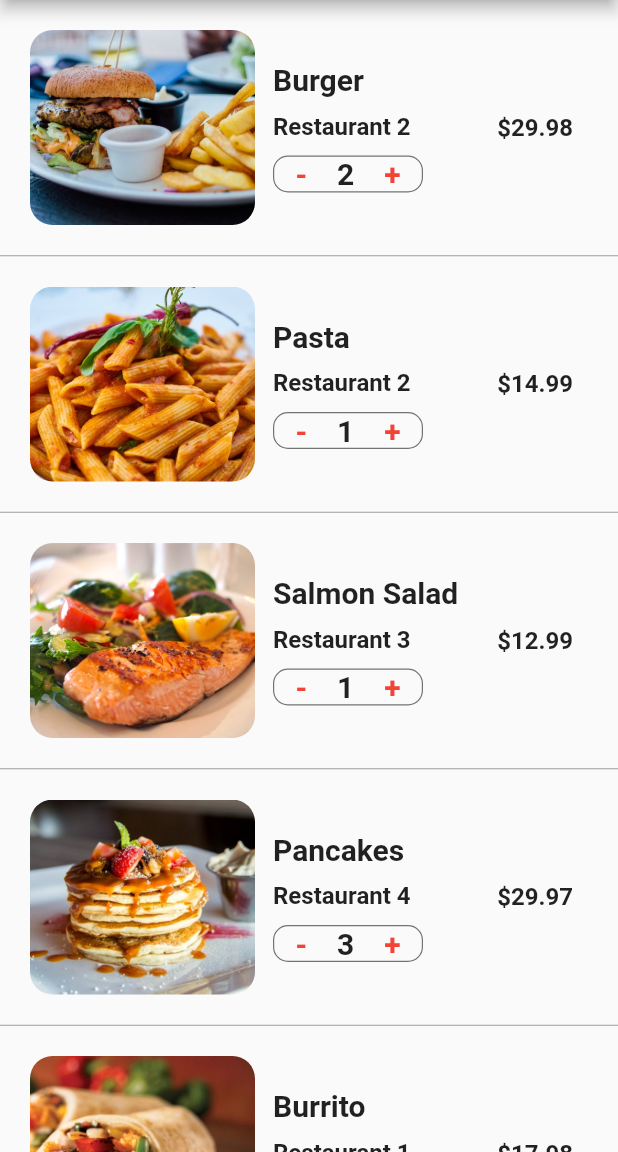
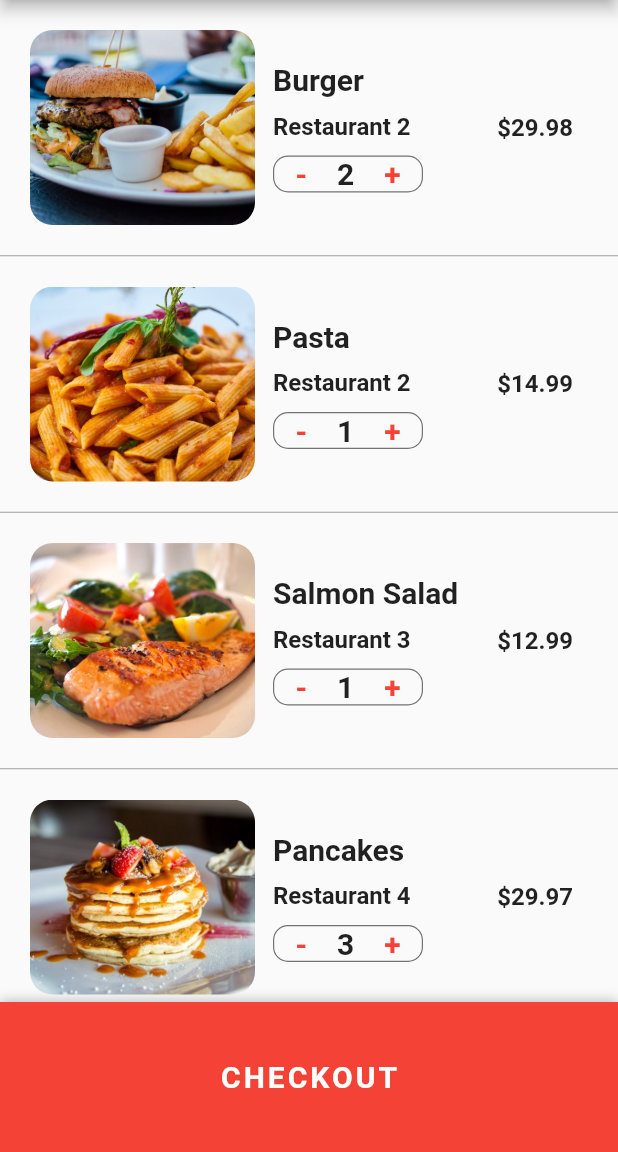
Before and after one commit to 8JME/food-menu-ui, a Flutter app: the CartScreen screen opened directly, on a phone screen of 412 x 824 dp, the part 84-1236 px from its top. Run offline on Flutter 3.47's test engine with Material 2 defaults, Android fonts, the phone set to English and light mode, and no system bars.

Commit message:
added bottom sheet and checkout button

```diff
--- a/lib/screens/cart_screen.dart
+++ b/lib/screens/cart_screen.dart
@@ -130,15 +130,71 @@ class _CartScreenState extends State<CartScreen> {
 
   @override
   Widget build(BuildContext context) {
+    double totalPrice = 0;
+    currentUser.cart.forEach(
+        (Order order) => totalPrice += order.quantity * order.food.price);
+
     return Scaffold(
       appBar: AppBar(
         title: Text('Cart (${currentUser.cart.length})'),
       ),
       body: ListView.separated(
-        itemCount: currentUser.cart.length,
+        itemCount: currentUser.cart.length + 1,
         itemBuilder: (BuildContext context, int index) {
-          Order order = currentUser.cart[index];
-          return _buildCartItem(order);
+          if (index < currentUser.cart.length) {
+            Order order = currentUser.cart[index];
+            return _buildCartItem(order);
+          }
+          return Padding(
+            padding: const EdgeInsets.all(20.0),
+            child: Column(
+              children: <Widget>[
+                Row(
+                  mainAxisAlignment: MainAxisAlignment.spaceBetween,
+                  children: <Widget>[
+                    Text(
+                      'Estimated Ready Time:',
+                      style: TextStyle(
+                        fontSize: 20.0,
+                        fontWeight: FontWeight.w600,
+                      ),
+                    ),
+                    Text(
+                      '25 min',
+                      style: TextStyle(
+                        fontSize: 20.0,
+                        fontWeight: FontWeight.w600,
+                      ),
+                    ),
+                  ],
+                ),
+                SizedBox(
+                  height: 10.0,
+                ),
+                Row(
+                  mainAxisAlignment: MainAxisAlignment.spaceBetween,
+                  children: <Widget>[
+                    Text(
+                      'Total Cost:',
+                      style: TextStyle(
+                        fontSize: 20.0,
+                        fontWeight: FontWeight.w600,
+                      ),
+                    ),
+                    Text(
+                      '\$${totalPrice.toStringAsFixed(2)}',
+                      style: TextStyle(
+                        color: Colors.green[700],
+                        fontSize: 20.0,
+                        fontWeight: FontWeight.w600,
+                      ),
+                    ),
+                  ],
+                ),
+                SizedBox(height: 80.0,),
+              ],
+            ),
+          );
         },
         separatorBuilder: (BuildContext context, int index) {
           return Divider(
@@ -147,6 +203,32 @@ class _CartScreenState extends State<CartScreen> {
           );
         },
       ),
+      bottomSheet: Container(
+        height: 100.0,
+        width: MediaQuery.of(context).size.width,
+        decoration:
+            BoxDecoration(color: Theme.of(context).primaryColor, boxShadow: [
+          BoxShadow(
+            color: Colors.black26,
+            offset: Offset(0, -1),
+            blurRadius: 6.0,
+          )
+        ]),
+        child: Center(
+          child: FlatButton(
+            child: Text(
+              'CHECKOUT',
+              style: TextStyle(
+                color: Colors.white,
+                fontWeight: FontWeight.bold,
+                fontSize: 20.0,
+                letterSpacing: 2.0,
+              ),
+            ),
+            onPressed: () {},
+          ),
+        ),
+      ),
     );
   }
 }
```
